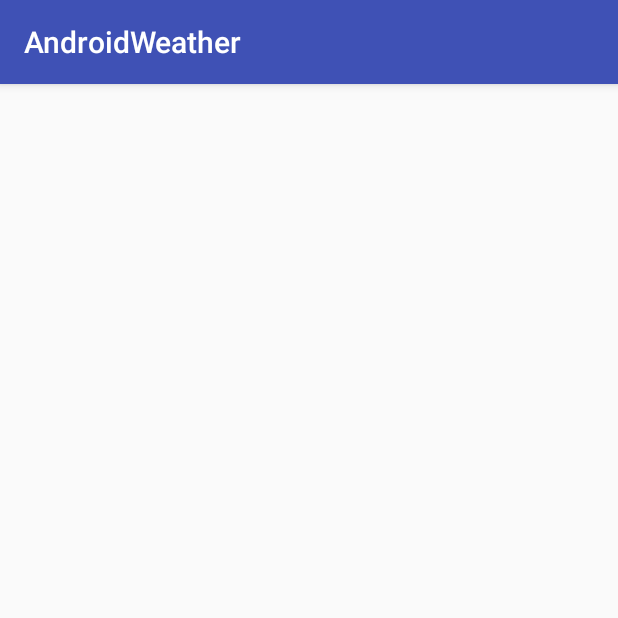
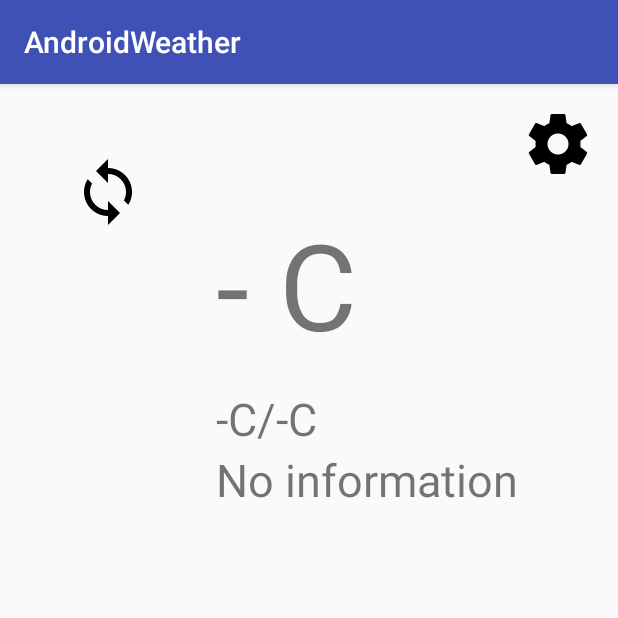
Before and after one commit to Maximluking/AndroidWeather, an Android app: the screen it shows after launch (MainActivity), on a phone screen of 412 x 824 dp, the top half of it. Run offline under Robolectric (Android 15) with nearby library versions, the phone set to English and light mode, and no system bars; our stand-ins replace ButterKnife.

Commit message:
Added mvp for mainActivity

```diff
--- /dev/null
+++ b/app/src/main/java/com/example/alexeykozak/androidweather/MainApplication.java
@@ -0,0 +1,26 @@
+package com.example.alexeykozak.androidweather;
+
+import android.app.Application;
+import android.content.Context;
+
+import com.squareup.picasso.OkHttpDownloader;
+import com.squareup.picasso.Picasso;
+
+public class MainApplication extends Application {
+    private static Context context;
+
+    @Override
+
+    public void onCreate() {
+        super.onCreate();
+        context = getApplicationContext();
+
+        Picasso.Builder builder = new Picasso.Builder(this);
+        builder.downloader(new OkHttpDownloader(this, Integer.MAX_VALUE));
+        Picasso built = builder.build();
+        built.setIndicatorsEnabled(true);
+        built.setIndicatorsEnabled(false);
+        built.setLoggingEnabled(false);
+        Picasso.setSingletonInstance(built);
+    }
+}
--- a/app/src/main/java/com/example/alexeykozak/androidweather/activities/MainActivity.java
+++ b/app/src/main/java/com/example/alexeykozak/androidweather/activities/MainActivity.java
@@ -4,30 +4,67 @@ import android.graphics.Bitmap;
 import android.os.Bundle;
 import android.support.v7.app.AppCompatActivity;
 import android.widget.ImageView;
+import android.widget.TextView;
 
 import com.example.alexeykozak.androidweather.R;
 import com.example.alexeykozak.androidweather.model.Weather;
 import com.example.alexeykozak.androidweather.util.WeatherAsyncGetter;
 
 import butterknife.BindView;
+import butterknife.ButterKnife;
+import butterknife.Unbinder;
 
 public class MainActivity extends AppCompatActivity implements MainView {
 
     @BindView(R.id.weather_icon)
     ImageView imageView;
+    @BindView(R.id.tv_temp)
+    TextView tvTemp;
+    @BindView(R.id.tv_max_min_temp)
+    TextView tvMaxMinTemp;
+    @BindView(R.id.tv_weather_description)
+    TextView tvWeatherDescription;
+    private static final String CELSIUS_DEGREE = "°C";
+    private static final String DIVIDER = "/";
+
+    MainPresenter presenter;
+    Unbinder unbinder;
+    WeatherAsyncGetter weatherAsyncGetter;
 
     @Override
     protected void onCreate(Bundle savedInstanceState) {
         super.onCreate(savedInstanceState);
         setContentView(R.layout.activity_main);
+        unbinder = ButterKnife.bind(this);
+        presenter = new MainPresenterImpl(this, getApplicationContext());
 
-        WeatherAsyncGetter weatherAsyncGetter = new WeatherAsyncGetter();
-        weatherAsyncGetter.execute(709930);
+        weatherAsyncGetter = new WeatherAsyncGetter();
+
 
     }
 
     @Override
+    protected void onResume() {
+        super.onResume();
+
+
+    }
+
+    @Override
+    protected void onDestroy() {
+        unbinder.unbind();
+        super.onDestroy();
+    }
+
+    @Override
     public void showWeather(Weather weather) {
+        String temp = String.valueOf(weather.getCurrentTemp()) + CELSIUS_DEGREE;
+        String minMaxTemp = String.valueOf(weather.getMinTemp()) + CELSIUS_DEGREE + DIVIDER +
+                String.valueOf(weather.getMaxTemp()) + CELSIUS_DEGREE;
+
+        tvTemp.setText(temp);
+        tvMaxMinTemp.setText(minMaxTemp);
+        tvWeatherDescription.setText(weather.getDescription());
 
     }
 
--- a/app/src/main/java/com/example/alexeykozak/androidweather/activities/MainPresenterImpl.java
+++ b/app/src/main/java/com/example/alexeykozak/androidweather/activities/MainPresenterImpl.java
@@ -3,10 +3,9 @@ package com.example.alexeykozak.androidweather.activities;
 import android.content.Context;
 
 import com.example.alexeykozak.androidweather.model.Weather;
+import com.example.alexeykozak.androidweather.util.WeatherIconLoader;
 
-/**
- * Created by alexeykozak on 20.05.16.
- */
+
 public class MainPresenterImpl implements MainPresenter {
     private MainView mainView;
     private Context context;
@@ -19,7 +18,7 @@ public class MainPresenterImpl implements MainPresenter {
     @Override
     public void updateWeather(Weather weather) {
         mainView.showWeather(weather);
-        // mainView.showWeatherIcon();
+        mainView.showWeatherIcon(WeatherIconLoader.loadIcon(context, weather.getIcon()));
     }
 
     @Override
--- a/app/src/main/java/com/example/alexeykozak/androidweather/util/WeatherIconLoader.java
+++ b/app/src/main/java/com/example/alexeykozak/androidweather/util/WeatherIconLoader.java
@@ -2,6 +2,7 @@ package com.example.alexeykozak.androidweather.util;
 
 import android.content.Context;
 import android.graphics.Bitmap;
+import android.util.Log;
 
 import com.squareup.picasso.Picasso;
 
@@ -13,6 +14,7 @@ public class WeatherIconLoader {
 
     public static Bitmap loadIcon(Context context, String icon) {
         String url = getUrl(icon);
+        Log.d(TAG, "icon url:" + url);
         Bitmap bitmap = null;
         try {
             bitmap = Picasso.with(context).load(url).get();
--- a/app/src/main/res/layout/activity_main.xml
+++ b/app/src/main/res/layout/activity_main.xml
@@ -10,8 +10,55 @@
     tools:context=".activities.MainActivity">
 
     <ImageView
-        android:contentDescription="@string/weather_icon"
+        android:id="@+id/settings"
+        android:contentDescription="@string/settings"
+        android:layout_width="wrap_content"
+        android:layout_height="wrap_content"
+        android:layout_alignParentEnd="true"
+        android:layout_alignParentRight="true"
+        android:layout_alignParentTop="true"
+        android:src="@drawable/ic_settings_black_48dp" />
+
+    <ImageView
         android:id="@+id/weather_icon"
         android:layout_width="wrap_content"
-        android:layout_height="wrap_content" />
+        android:layout_height="wrap_content"
+        android:layout_alignParentLeft="true"
+        android:layout_alignParentStart="true"
+        android:layout_alignParentTop="true"
+        android:layout_margin="@dimen/weather_icon_margin"
+        android:contentDescription="@string/weather_icon"
+        android:src="@drawable/ic_loop_black_48dp" />
+
+    <TextView
+        android:id="@+id/tv_temp"
+        android:layout_width="wrap_content"
+        android:layout_height="wrap_content"
+        android:layout_below="@id/settings"
+        android:layout_margin="@dimen/activity_vertical_margin"
+        android:layout_toEndOf="@id/weather_icon"
+        android:layout_toRightOf="@id/weather_icon"
+        android:text="@string/temp"
+        android:textSize="@dimen/main_temp_text_size" />
+
+    <TextView
+        android:id="@+id/tv_max_min_temp"
+        android:layout_width="wrap_content"
+        android:layout_height="wrap_content"
+        android:layout_alignLeft="@id/tv_temp"
+        android:layout_alignStart="@id/tv_temp"
+        android:layout_below="@id/tv_temp"
+        android:text="@string/min_max_temp"
+        android:textSize="@dimen/default_text_size" />
+
+    <TextView
+        android:id="@+id/tv_weather_description"
+        android:layout_width="wrap_content"
+        android:layout_height="wrap_content"
+        android:layout_alignLeft="@id/tv_temp"
+        android:layout_alignStart="@id/tv_temp"
+        android:layout_below="@id/tv_max_min_temp"
+        android:text="@string/weather_description"
+        android:textSize="@dimen/default_text_size" />
+
 </RelativeLayout>
--- a/app/src/main/res/values/dimens.xml
+++ b/app/src/main/res/values/dimens.xml
@@ -2,4 +2,7 @@
     <!-- Default screen margins, per the Android Design guidelines. -->
     <dimen name="activity_horizontal_margin">16dp</dimen>
     <dimen name="activity_vertical_margin">16dp</dimen>
+    <dimen name="weather_icon_margin">32dp</dimen>
+    <dimen name="main_temp_text_size">80sp</dimen>
+    <dimen name="default_text_size">30sp</dimen>
 </resources>
--- a/app/src/main/res/values/strings.xml
+++ b/app/src/main/res/values/strings.xml
@@ -1,4 +1,8 @@
 <resources>
     <string name="app_name">AndroidWeather</string>
     <string name="weather_icon">Weather Icon</string>
+    <string name="temp">- C</string>
+    <string name="min_max_temp">-C/-C</string>
+    <string name="weather_description">No information</string>
+    <string name="settings">Settings</string>
 </resources>
```
Also changed, not shown: app/src/main/res/drawable-hdpi/ic_loop_black_48dp.png (added), app/src/main/res/drawable-hdpi/ic_settings_black_48dp.png (added), app/src/main/res/drawable-mdpi/ic_loop_black_48dp.png (added), app/src/main/res/drawable-mdpi/ic_settings_black_48dp.png (added), app/src/main/res/drawable-xhdpi/ic_loop_black_48dp.png (added), app/src/main/res/drawable-xhdpi/ic_settings_black_48dp.png (added), app/src/main/res/drawable-xxhdpi/ic_loop_black_48dp.png (added), app/src/main/res/drawable-xxhdpi/ic_settings_black_48dp.png (added), app/src/main/res/drawable-xxxhdpi/ic_loop_black_48dp.png (added), app/src/main/res/drawable-xxxhdpi/ic_settings_black_48dp.png (added).
